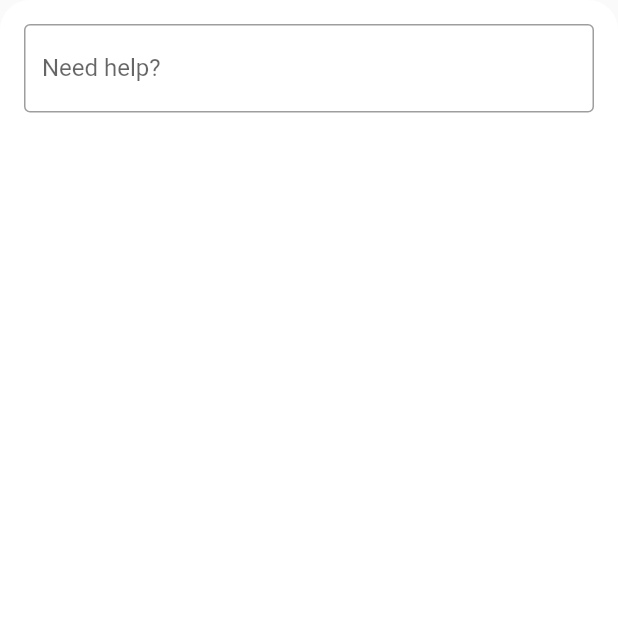
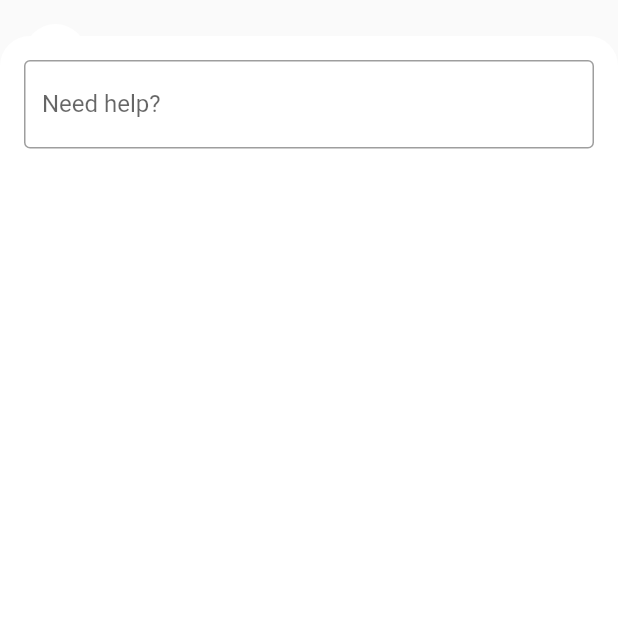
Before and after one commit to TimBibb/Space_Tracker_Flutter, a Flutter app: the screen it shows after launch, on a phone screen of 412 x 824 dp, the top half of it. Run offline on Flutter 3.47's test engine with Material 2 defaults, Android fonts, the phone set to English and light mode, and no system bars.

Commit message:
added height to help sheet

```diff
--- a/Space_Tracker/lib/main.dart
+++ b/Space_Tracker/lib/main.dart
@@ -132,6 +132,7 @@ class HelpWidget extends StatelessWidget {
   @override
   Widget build(BuildContext context) {
     return new Container(
+			height: 800.0,
     	decoration: new BoxDecoration(
 				color: Colors.white,
         borderRadius: new BorderRadius.only(
```
